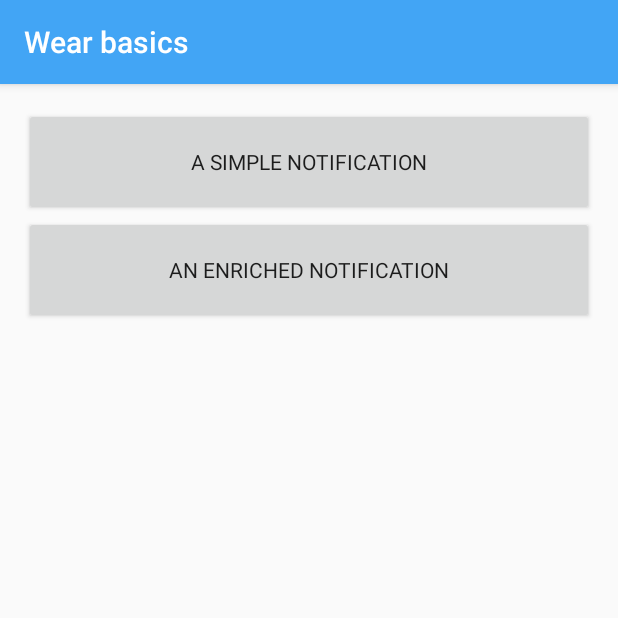
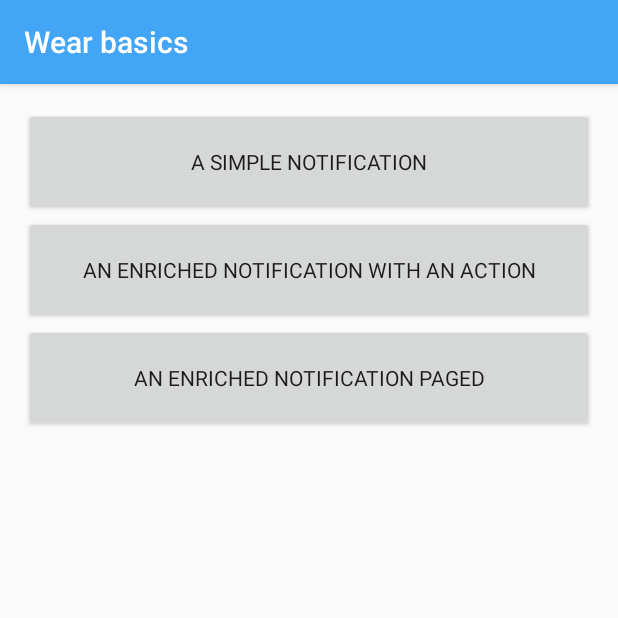
Before and after one commit to saulmm/android-wear-basics, an Android app: the screen it shows after launch (MainActivity), on a phone screen of 412 x 824 dp, the top half of it. Run offline under Robolectric (Android 15) with nearby library versions, the phone set to English and light mode, and no system bars.

Commit message:
Added the paged notification button & ev. handler

```diff
--- a/mobile/src/main/java/test/com/saulmm/simplenotification/MainActivity.java
+++ b/mobile/src/main/java/test/com/saulmm/simplenotification/MainActivity.java
@@ -78,4 +78,8 @@ public class MainActivity extends ActionBarActivity {
 
         mNotificationManager.notify(ENRICHED_NOTIFICATION_ID, nBuilder.build());
     }
+
+    public void showEnrichedPargedNotification(View view) {
+
+    }
 }
--- a/mobile/src/main/res/layout/activity_main.xml
+++ b/mobile/src/main/res/layout/activity_main.xml
@@ -21,9 +21,18 @@
     <Button
         android:layout_width="match_parent"
         android:layout_height="wrap_content"
-        android:text="an Enriched notification"
+        android:text="@string/activity_main_acnotification_button"
         android:onClick="showEnrichedNotification"
         style="@style/WearBasicsButton"
         />
 
+    <Button
+        android:layout_width="match_parent"
+        android:layout_height="wrap_content"
+        android:text="@string/activity_main_pgnotification_button"
+        android:onClick="showEnrichedPargedNotification"
+        style="@style/WearBasicsButton"
+        />
+
+
 </LinearLayout>
--- a/mobile/src/main/res/values/strings.xml
+++ b/mobile/src/main/res/values/strings.xml
@@ -3,4 +3,7 @@
 
     <string name="app_name">Wear basics</string>
     <string name="activity_main_snotification_button">A simple notification</string>
+    <string name="activity_main_acnotification_button">An enriched notification with an action</string>
+    <string name="activity_main_pgnotification_button">An enriched notification paged</string>
+
 </resources>
```
